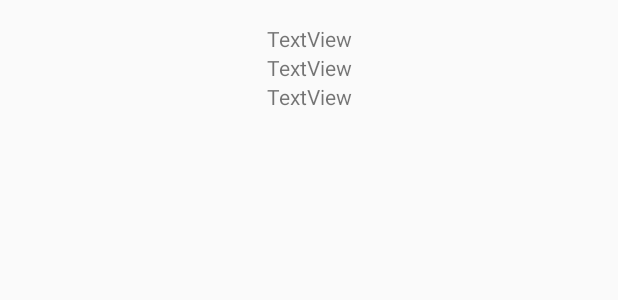
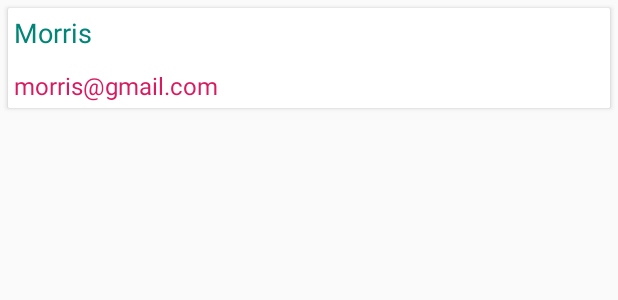
Before and after one commit to Philipo289/Exercise_2, an Android app: the layout employee_item.xml on its own in the app's theme, with its tools: preview values and no code run, on a phone screen of 412 x 824 dp. Shown: the top 300 px of the screen. Run offline under Robolectric (Android 15) with nearby library versions, the phone set to English and light mode, and no system bars.

Commit message:
- Dominik Fancy Bug

```diff
--- a/app/build.gradle
+++ b/app/build.gradle
@@ -1,7 +1,9 @@
 apply plugin: 'com.android.application'
 apply plugin: 'kotlin-android'
 apply plugin: 'kotlin-android-extensions'
-apply plugin: "androidx.navigation.safeargs.kotlin"
+apply plugin: 'kotlin-kapt'
+apply plugin: "androidx.navigation.safeargs"
+
 
 android {
     compileSdkVersion 29
@@ -73,6 +75,5 @@ dependencies {
 
     implementation "org.jetbrains.kotlin:kotlin-reflect:$version_kotlin"
 
-
     implementation 'androidx.legacy:legacy-support-v4:1.0.0'
 }
--- a/app/src/main/java/com/example/exercise_2/network/EmployeeProperty.kt
+++ b/app/src/main/java/com/example/exercise_2/network/EmployeeProperty.kt
@@ -4,8 +4,6 @@ import com.squareup.moshi.Json
 import kotlinx.android.parcel.Parcelize
 import android.os.Parcelable
 
-
-@Parcelize
 data class EmployeeProperty(
         val id: Int,
         @Json(name = "employee_name") val employeeName: String,
@@ -13,4 +11,4 @@ data class EmployeeProperty(
         @Json(name = "employee_age") val employeeAge: Int,
         // used to map img_src from the JSON to imgSrcUrl in our class
         @Json(name = "profile_image")  val imgSrcUrl: String
-) : Parcelable
+)
--- a/app/src/main/res/layout/employee_item.xml
+++ b/app/src/main/res/layout/employee_item.xml
@@ -1,46 +1,63 @@
+<?xml version="1.0" encoding="utf-8"?>
 <layout xmlns:android="http://schemas.android.com/apk/res/android"
-    xmlns:app="http://schemas.android.com/apk/res-auto"
+    xmlns:bind="http://schemas.android.com/apk/res-auto"
+    xmlns:card_view="http://schemas.android.com/apk/res-auto"
     xmlns:tools="http://schemas.android.com/tools">
     <data>
         <variable
             name="property"
-            type="com.example.exercise_2.network.EmployeeProperty" />
+            type="com.example.exercise_2.network.EmployeeProperty"/>
+
     </data>
+    <LinearLayout
+        android:layout_width="match_parent"
+        android:layout_height="wrap_content"
+        android:adjustViewBounds="true">
+
+        <androidx.cardview.widget.CardView
+            android:id="@+id/cvEmployee"
+            android:layout_width="match_parent"
+            android:layout_height="match_parent"
+            android:layout_gravity="center"
+            android:layout_margin="5dp"
+            android:elevation="3dp"
+            card_view:cardCornerRadius="1dp">
 
             <androidx.constraintlayout.widget.ConstraintLayout
                 android:layout_width="match_parent"
-        android:layout_height="wrap_content"
-        android:padding="16dp">
+                android:layout_height="wrap_content">
 
                 <TextView
-            android:id="@+id/textView"
-            android:layout_width="wrap_content"
+                    android:id="@+id/tvFullName"
+                    android:layout_width="0dp"
                     android:layout_height="wrap_content"
-            android:text="TextView"
-            app:layout_constraintBottom_toTopOf="@+id/textView2"
-            app:layout_constraintEnd_toEndOf="parent"
-            app:layout_constraintStart_toStartOf="parent"
-            app:layout_constraintTop_toTopOf="parent"
-            app:layout_constraintVertical_bias="0.0" />
+                    android:layout_below="@id/tvAge"
+                    android:padding="4dp"
+                    android:text="@{property.employeeName}"
+                    android:textColor="@color/colorPrimary"
+                    android:textSize="18sp"
+                    bind:layout_constraintEnd_toEndOf="parent"
+                    bind:layout_constraintStart_toStartOf="parent"
+                    bind:layout_constraintTop_toTopOf="parent"
+                    tools:text="Morris" />
 
                 <TextView
-            android:id="@+id/textView2"
-            android:layout_width="wrap_content"
+                    android:id="@+id/tvAge"
+                    android:layout_width="0dp"
                     android:layout_height="wrap_content"
-            android:text="TextView"
-            app:layout_constraintBottom_toTopOf="@+id/textView3"
-            app:layout_constraintEnd_toEndOf="parent"
-            app:layout_constraintStart_toStartOf="parent"
-            app:layout_constraintTop_toBottomOf="@+id/textView" />
+                    android:layout_below="@+id/tvFullName"
+                    android:layout_marginTop="4dp"
+                    android:layout_marginEnd="8dp"
+                    android:padding="4dp"
+                    android:text="@{`Email - ` + property.employeeAge}"
+                    android:textColor="@color/colorAccent"
+                    android:textSize="16sp"
+                    bind:layout_constraintEnd_toEndOf="parent"
+                    bind:layout_constraintStart_toStartOf="parent"
+                    bind:layout_constraintTop_toBottomOf="@+id/tvFullName"
+                    tools:text="morris@gmail.com" />
 
-        <TextView
-            android:id="@+id/textView3"
-            android:layout_width="wrap_content"
-            android:layout_height="wrap_content"
-            android:text="TextView"
-            app:layout_constraintBottom_toBottomOf="parent"
-            app:layout_constraintEnd_toEndOf="parent"
-            app:layout_constraintStart_toStartOf="parent"
-            app:layout_constraintTop_toBottomOf="@+id/textView2" />
             </androidx.constraintlayout.widget.ConstraintLayout>
+        </androidx.cardview.widget.CardView>
+    </LinearLayout>
 </layout>
```
Also changed, not shown: app/src/main/java/com/example/exercise_2/BindingAdapters.kt (added, +32 -0 lines), app/src/main/java/com/example/exercise_2/employees/EmployeeAdapter.kt (+37 -40 lines), app/src/main/java/com/example/exercise_2/employees/EmployeeListViewModel.kt (+5 -2 lines), app/src/main/res/layout/fragment_employee_list.xml (+16 -17 lines). Lines whose indentation alone changed are shown as unchanged.
